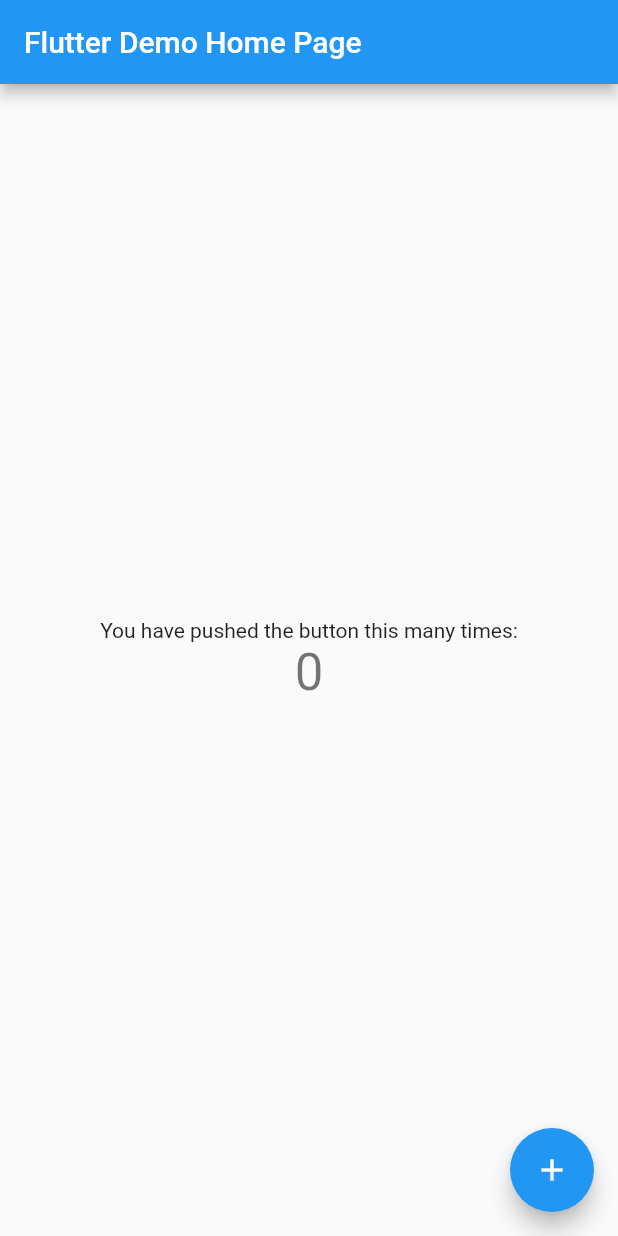
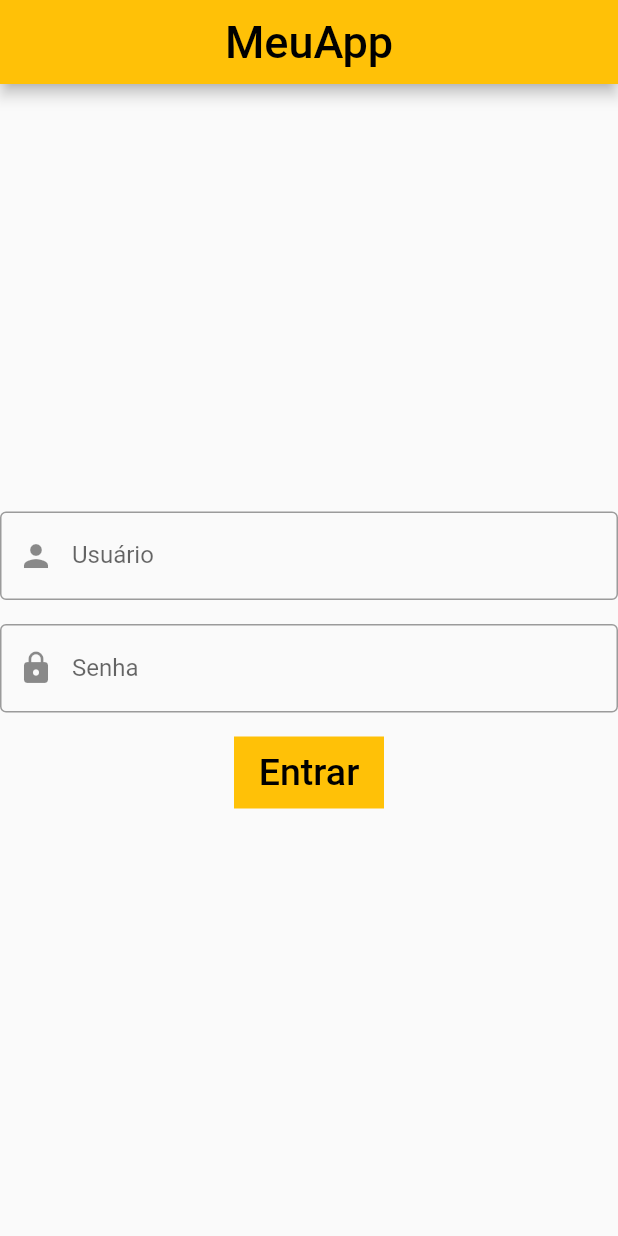
Before and after one commit to TonniLobo/leitorHQsFlutter, a Flutter app: the screen it shows after launch, on a phone screen of 412 x 824 dp. Run offline on Flutter 3.47's test engine with Material 2 defaults, Android fonts, the phone set to English and light mode, and no system bars.

Commit message:
Página de Log in criada

```diff
--- a/lib/main.dart
+++ b/lib/main.dart
@@ -1,115 +1,58 @@
 import 'package:flutter/material.dart';
 
-void main() {
-  runApp(const MyApp());
+void main()
+{
+  runApp(MaterialApp(home: Aplicativo()));
 }
 
-class MyApp extends StatelessWidget {
-  const MyApp({Key? key}) : super(key: key);
+class Aplicativo extends StatelessWidget {
+  const Aplicativo({Key? key}) : super(key: key);
 
-  // This widget is the root of your application.
   @override
   Widget build(BuildContext context) {
-    return MaterialApp(
-      title: 'Flutter Demo',
-      theme: ThemeData(
-        // This is the theme of your application.
-        //
-        // Try running your application with "flutter run". You'll see the
-        // application has a blue toolbar. Then, without quitting the app, try
-        // changing the primarySwatch below to Colors.green and then invoke
-        // "hot reload" (press "r" in the console where you ran "flutter run",
-        // or simply save your changes to "hot reload" in a Flutter IDE).
-        // Notice that the counter didn't reset back to zero; the application
-        // is not restarted.
-        primarySwatch: Colors.blue,
+    return Scaffold(
+      appBar: AppBar(backgroundColor: Colors.amber,title: Align(child: Text("MeuApp", style: TextStyle(color: Colors.black, fontSize: 30)))),
+
+      body: Center(
+        child: Form(
+          child: Column(
+            mainAxisAlignment: MainAxisAlignment.center,
+            children: [
+              TextFormField(
+                decoration: InputDecoration(
+                  labelText: "Usuário",
+                  prefixIcon: Icon(Icons.person),
+                  border: OutlineInputBorder(),
+                  hintText: 'Insira seu nome de usuário',
+                ),
+              ),
+
+              Text(""),
+
+              TextFormField(
+                decoration: InputDecoration(
+                  labelText: "Senha",
+                  prefixIcon: Icon(Icons.lock),
+                  border: OutlineInputBorder(),
+                  hintText: 'Insira a sua senha',
+                ),
+              ),
+
+              Text(""),
+
+              Container(
+                color: Colors.amber, width: 100,
+                child: TextButton(
+                    onPressed: (){
+
+                    },
+                    child: Text("Entrar",style: TextStyle(color: Colors.black, fontSize: 25))
+                ),
+              )
+            ],
+          )
+        ),
       ),
-      home: const MyHomePage(title: 'Flutter Demo Home Page'),
     );
   }
 }
-
-class MyHomePage extends StatefulWidget {
-  const MyHomePage({Key? key, required this.title}) : super(key: key);
-
-  // This widget is the home page of your application. It is stateful, meaning
-  // that it has a State object (defined below) that contains fields that affect
-  // how it looks.
-
-  // This class is the configuration for the state. It holds the values (in this
-  // case the title) provided by the parent (in this case the App widget) and
-  // used by the build method of the State. Fields in a Widget subclass are
-  // always marked "final".
-
-  final String title;
-
-  @override
-  State<MyHomePage> createState() => _MyHomePageState();
-}
-
-class _MyHomePageState extends State<MyHomePage> {
-  int _counter = 0;
-
-  void _incrementCounter() {
-    setState(() {
-      // This call to setState tells the Flutter framework that something has
-      // changed in this State, which causes it to rerun the build method below
-      // so that the display can reflect the updated values. If we changed
-      // _counter without calling setState(), then the build method would not be
-      // called again, and so nothing would appear to happen.
-      _counter++;
-    });
-  }
-
-  @override
-  Widget build(BuildContext context) {
-    // This method is rerun every time setState is called, for instance as done
-    // by the _incrementCounter method above.
-    //
-    // The Flutter framework has been optimized to make rerunning build methods
-    // fast, so that you can just rebuild anything that needs updating rather
-    // than having to individually change instances of widgets.
-    return Scaffold(
-      appBar: AppBar(
-        // Here we take the value from the MyHomePage object that was created by
-        // the App.build method, and use it to set our appbar title.
-        title: Text(widget.title),
-      ),
-      body: Center(
-        // Center is a layout widget. It takes a single child and positions it
-        // in the middle of the parent.
-        child: Column(
-          // Column is also a layout widget. It takes a list of children and
-          // arranges them vertically. By default, it sizes itself to fit its
-          // children horizontally, and tries to be as tall as its parent.
-          //
-          // Invoke "debug painting" (press "p" in the console, choose the
-          // "Toggle Debug Paint" action from the Flutter Inspector in Android
-          // Studio, or the "Toggle Debug Paint" command in Visual Studio Code)
-          // to see the wireframe for each widget.
-          //
-          // Column has various properties to control how it sizes itself and
-          // how it positions its children. Here we use mainAxisAlignment to
-          // center the children vertically; the main axis here is the vertical
-          // axis because Columns are vertical (the cross axis would be
-          // horizontal).
-          mainAxisAlignment: MainAxisAlignment.center,
-          children: <Widget>[
-            const Text(
-              'You have pushed the button this many times:',
-            ),
-            Text(
-              '$_counter',
-              style: Theme.of(context).textTheme.headline4,
-            ),
-          ],
-        ),
-      ),
-      floatingActionButton: FloatingActionButton(
-        onPressed: _incrementCounter,
-        tooltip: 'Increment',
-        child: const Icon(Icons.add),
-      ), // This trailing comma makes auto-formatting nicer for build methods.
-    );
-  }
-}
```
